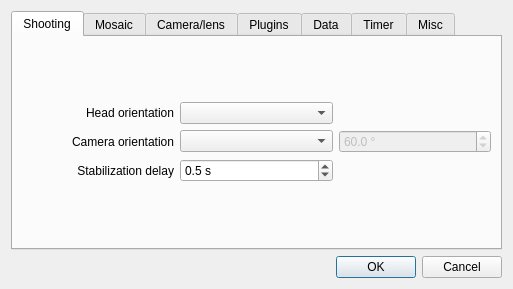
Before: the Qt Designer form papywizard/view/ui/configDialog.ui in bingostar89/Papywizard, drawn with Qt 5.
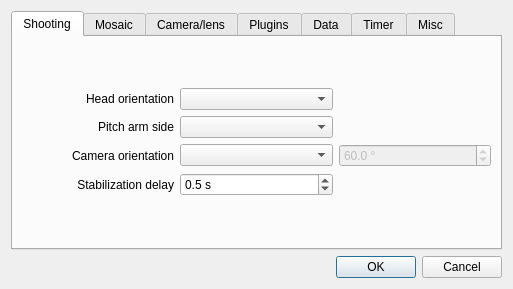
After: the same form once the commit is applied. Icons and pictures are not drawn.

Commit message: Added pitch arm side param

The edit to the form file:
```diff
--- a/papywizard/view/ui/configDialog.ui
+++ b/papywizard/view/ui/configDialog.ui
@@ -79,7 +79,7 @@
            </item>
           </widget>
          </item>
-         <item row="1" column="0">
+         <item row="2" column="0">
           <widget class="QLabel" name="label_2">
            <property name="text">
             <string>Camera orientation</string>
@@ -92,7 +92,7 @@
            </property>
           </widget>
          </item>
-         <item row="1" column="1">
+         <item row="2" column="1">
           <widget class="QComboBox" name="cameraOrientationComboBox">
            <property name="currentIndex">
             <number>-1</number>
@@ -114,7 +114,7 @@
            </item>
           </widget>
          </item>
-         <item row="1" column="2">
+         <item row="2" column="2">
           <widget class="QDoubleSpinBox" name="cameraRollDoubleSpinBox">
            <property name="enabled">
             <bool>false</bool>
@@ -133,7 +133,7 @@
            </property>
           </widget>
          </item>
-         <item row="2" column="0">
+         <item row="3" column="0">
           <widget class="QLabel" name="label_3">
            <property name="text">
             <string>Stabilization delay</string>
@@ -146,7 +146,7 @@
            </property>
           </widget>
          </item>
-         <item row="2" column="1">
+         <item row="3" column="1">
           <widget class="QDoubleSpinBox" name="stabilizationDelayDoubleSpinBox">
            <property name="suffix">
             <string notr="true"> s</string>
@@ -165,6 +165,36 @@
            </property>
           </widget>
          </item>
+         <item row="1" column="0">
+          <widget class="QLabel" name="label_7">
+           <property name="text">
+            <string>Pitch arm side</string>
+           </property>
+           <property name="alignment">
+            <set>Qt::AlignRight|Qt::AlignTrailing|Qt::AlignVCenter</set>
+           </property>
+           <property name="margin">
+            <number>5</number>
+           </property>
+          </widget>
+         </item>
+         <item row="1" column="1">
+          <widget class="QComboBox" name="pitchArmSideComboBox">
+           <property name="currentIndex">
+            <number>-1</number>
+           </property>
+           <item>
+            <property name="text">
+             <string>right</string>
+            </property>
+           </item>
+           <item>
+            <property name="text">
+             <string>left</string>
+            </property>
+           </item>
+          </widget>
+         </item>
         </layout>
        </item>
       </layout>
```
The commit also changes 5 other files.
